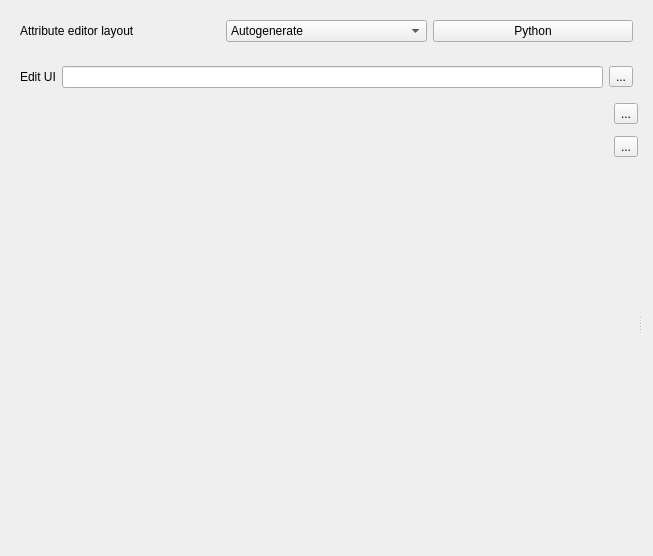
This is src/ui/qgsattributesformproperties.ui in carsmie/QGIS as Qt 5 draws it before an edit. The edited form follows.
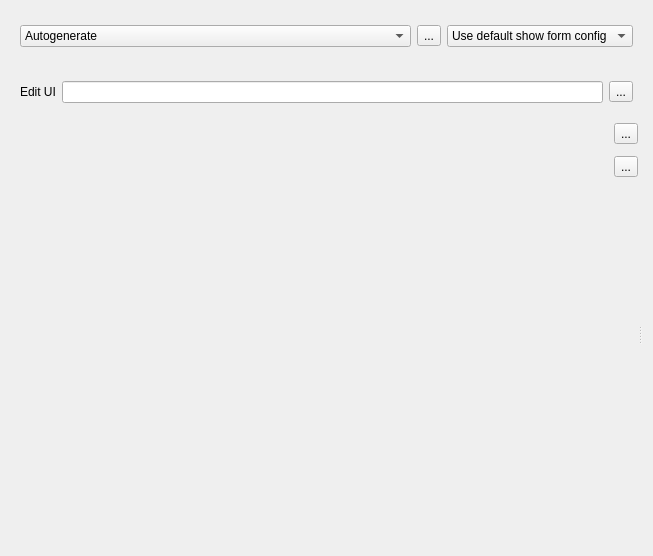
This is the edited form. Icons and pictures are not drawn.

Commit message: some changes in attribute form properties and source data properties changed style of layout, initcode and suppress-combo display read only comment fixed saving of wfs improved layout some tooltips

```diff
--- a/src/ui/qgsattributesformproperties.ui
+++ b/src/ui/qgsattributesformproperties.ui
@@ -19,17 +19,10 @@
      <property name="maximumSize">
       <size>
        <width>16777215</width>
-       <height>40</height>
+       <height>50</height>
       </size>
      </property>
      <layout class="QHBoxLayout" name="horizontalLayout">
-      <item>
-       <widget class="QLabel" name="label">
-        <property name="text">
-         <string>Attribute editor layout</string>
-        </property>
-       </widget>
-      </item>
       <item>
        <widget class="QComboBox" name="mEditorLayoutComboBox">
         <item>
@@ -50,10 +43,43 @@
        </widget>
       </item>
       <item>
-       <widget class="QPushButton" name="pBInitCode">
+       <widget class="QToolButton" name="mTbInitCode">
+        <property name="toolTip">
+         <string>QGIS forms can have a Python function that is called when the form is opened.
+Use this function to add extra logic to your forms.</string>
+        </property>
         <property name="text">
-         <string>Python</string>
+         <string>...</string>
         </property>
+        <property name="icon">
+         <iconset resource="../../images/images.qrc">
+          <normaloff>:/images/themes/default/processingScript.svg</normaloff>:/images/themes/default/processingScript.svg</iconset>
+        </property>
+       </widget>
+      </item>
+      <item>
+       <widget class="QComboBox" name="mFormSuppressCmbBx">
+        <property name="sizePolicy">
+         <sizepolicy hsizetype="Maximum" vsizetype="Fixed">
+          <horstretch>0</horstretch>
+          <verstretch>0</verstretch>
+         </sizepolicy>
+        </property>
+        <item>
+         <property name="text">
+          <string>Use default show form config</string>
+         </property>
+        </item>
+        <item>
+         <property name="text">
+          <string>Show form on add feature</string>
+         </property>
+        </item>
+        <item>
+         <property name="text">
+          <string>Hide form on add feature</string>
+         </property>
+        </item>
        </widget>
       </item>
      </layout>
@@ -78,7 +104,14 @@
         </widget>
        </item>
        <item row="0" column="1" rowspan="6">
-        <widget class="QWidget" name="mFormLayoutWidget" native="true"/>
+        <widget class="QWidget" name="mFormLayoutWidget" native="true">
+         <property name="minimumSize">
+          <size>
+           <width>200</width>
+           <height>0</height>
+          </size>
+         </property>
+        </widget>
        </item>
        <item row="2" column="2">
         <widget class="QToolButton" name="mRemoveTabOrGroupButton">
@@ -105,7 +138,14 @@
         </spacer>
        </item>
        <item row="0" column="0" rowspan="6">
-        <widget class="QWidget" name="mAvailableWidgetsWidget" native="true"/>
+        <widget class="QWidget" name="mAvailableWidgetsWidget" native="true">
+         <property name="minimumSize">
+          <size>
+           <width>200</width>
+           <height>0</height>
+          </size>
+         </property>
+        </widget>
        </item>
       </layout>
      </widget>
@@ -119,7 +159,7 @@
      <property name="maximumSize">
       <size>
        <width>16777215</width>
-       <height>40</height>
+       <height>50</height>
       </size>
      </property>
      <layout class="QHBoxLayout" name="horizontalLayout_2">
```
The commit also changes 12 other files.
